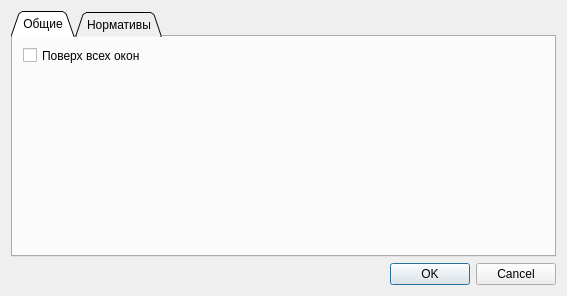
Old version of the form settingsview.ui in the repository Ejik/ordersvi.
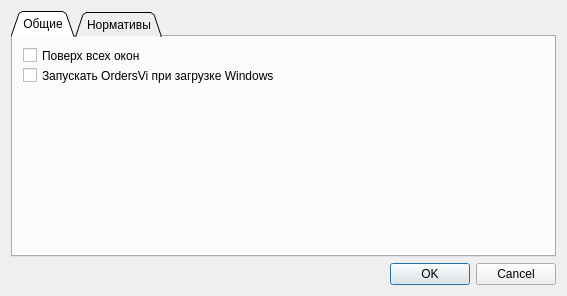
New version of the form. Icons and pictures are not drawn.

Patch:
```diff
--- a/settingsview.ui
+++ b/settingsview.ui
@@ -43,6 +43,19 @@
         <string>Поверх всех окон</string>
        </property>
       </widget>
+      <widget class="QCheckBox" name="autostartApplicationBox">
+       <property name="geometry">
+        <rect>
+         <x>10</x>
+         <y>30</y>
+         <width>271</width>
+         <height>17</height>
+        </rect>
+       </property>
+       <property name="text">
+        <string>Запускать OrdersVi при загрузке Windows</string>
+       </property>
+      </widget>
      </widget>
      <widget class="QWidget" name="normsTab">
       <attribute name="title">
```
